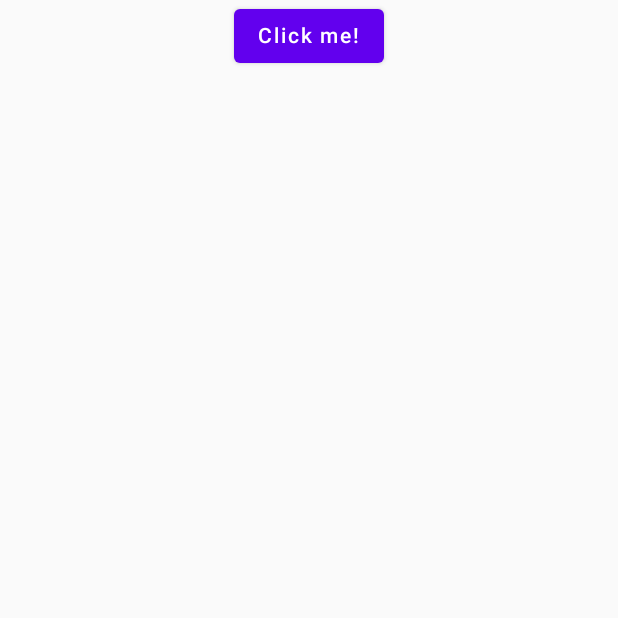
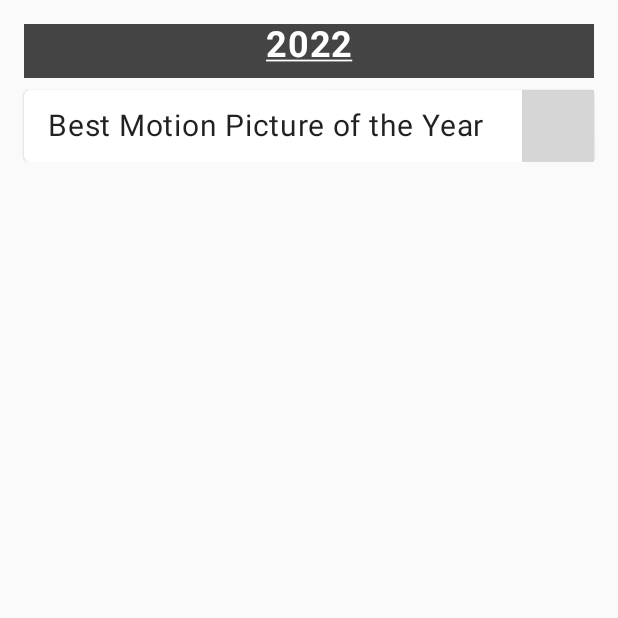
Before and after one commit to andydelso/aperture, an Android app built with Jetpack Compose: the screen it shows after launch (MainActivity), on a phone screen of 412 x 824 dp, the top half of it. Run offline under Robolectric (Android 15) with nearby library versions, the phone set to English and light mode, and no system bars; our stand-ins replace Compose Multiplatform resources; 1 statement that could not run was skipped; grey boxes are pictures that could not be loaded.

Commit message:
Add POC UI with needed backing classes

```diff
--- a/composeApp/src/androidMain/kotlin/App.kt
+++ b/composeApp/src/androidMain/kotlin/App.kt
@@ -1,8 +1,19 @@
 import androidx.compose.animation.AnimatedVisibility
+import androidx.compose.foundation.ExperimentalFoundationApi
 import androidx.compose.foundation.Image
+import androidx.compose.foundation.background
+import androidx.compose.foundation.layout.Arrangement
+import androidx.compose.foundation.layout.Box
 import androidx.compose.foundation.layout.Column
+import androidx.compose.foundation.layout.Row
 import androidx.compose.foundation.layout.fillMaxWidth
-import androidx.compose.material.Button
+import androidx.compose.foundation.layout.padding
+import androidx.compose.foundation.lazy.LazyColumn
+import androidx.compose.foundation.lazy.items
+import androidx.compose.foundation.selection.toggleable
+import androidx.compose.material.Card
+import androidx.compose.material.Checkbox
+import androidx.compose.material.IconToggleButton
 import androidx.compose.material.MaterialTheme
 import androidx.compose.material.Text
 import androidx.compose.runtime.Composable
@@ -12,25 +23,209 @@ import androidx.compose.runtime.remember
 import androidx.compose.runtime.setValue
 import androidx.compose.ui.Alignment
 import androidx.compose.ui.Modifier
+import androidx.compose.ui.graphics.Color
+import androidx.compose.ui.graphics.ColorFilter
+import androidx.compose.ui.semantics.Role
+import androidx.compose.ui.text.font.FontWeight
+import androidx.compose.ui.text.style.TextAlign
+import androidx.compose.ui.text.style.TextDecoration
+import androidx.compose.ui.unit.dp
+import androidx.compose.ui.unit.sp
+import com.ddaypunk.aperture.mockData
+import data.Award
+import data.Season
 import org.jetbrains.compose.resources.ExperimentalResourceApi
 import org.jetbrains.compose.resources.painterResource
 
-@OptIn(ExperimentalResourceApi::class)
 @Composable
 fun App() {
     MaterialTheme {
-        var showContent by remember { mutableStateOf(false) }
-        val greeting = remember { Greeting().greet() }
-        Column(Modifier.fillMaxWidth(), horizontalAlignment = Alignment.CenterHorizontally) {
-            Button(onClick = { showContent = !showContent }) {
-                Text("Click me!")
+        MainScreen(
+            state = MainScreenState(
+                seasons = mockData
+            )
+        )
+    }
+}
+
+data class MainScreenState(
+    val seasons: List<Season>
+)
+
+@OptIn(ExperimentalFoundationApi::class)
+@Composable
+private fun MainScreen(
+    state: MainScreenState
+) {
+    LazyColumn(
+        modifier = Modifier
+            .fillMaxWidth()
+            .padding(all = 16.dp),
+        verticalArrangement = Arrangement
+            .spacedBy(8.dp)
+    ) {
+        state.seasons.forEach { season: Season ->
+            stickyHeader {
+                SeasonHeader(
+                    state = SeasonHeaderState(
+                        title = season.year
+                    )
+                )
             }
-            AnimatedVisibility(showContent) {
-                Column(Modifier.fillMaxWidth(), horizontalAlignment = Alignment.CenterHorizontally) {
-                    Image(painterResource("compose-multiplatform.xml"), null)
-                    Text("Compose: $greeting")
+            items(season.awards) { award: Award ->
+                AwardCard(
+                    state = AwardCardState(
+                        award = award
+                    ),
+                    accessibility = AwardCardAccessibilityState(
+                        seasonYear = season.year
+                    )
+                )
+            }
+        }
+    }
+}
+
+data class SeasonHeaderState(
+    val title: Int
+)
+
+@Composable
+fun SeasonHeader(
+    state: SeasonHeaderState
+) {
+    Box(
+        modifier = Modifier
+            .fillMaxWidth()
+            .background(Color.DarkGray)
+    ) {
+        Text(
+            modifier = Modifier
+                .fillMaxWidth()
+                .padding(bottom = 8.dp),
+            text = state.title.toString(),
+            fontSize = 24.sp,
+            fontWeight = FontWeight.Bold,
+            textAlign = TextAlign.Center,
+            textDecoration = TextDecoration.Underline,
+            color = Color.White
+
+        )
+    }
+}
+
+data class AwardCardState(
+    val award: Award
+)
+
+data class AwardCardAccessibilityState(
+    val seasonYear: Int
+)
+
+@OptIn(ExperimentalResourceApi::class)
+@Composable
+fun AwardCard(
+    state: AwardCardState,
+    accessibility: AwardCardAccessibilityState
+) {
+    var showNominations by remember { mutableStateOf(false) }
+    Card {
+        Column {
+            Row(
+                modifier = Modifier
+                    .padding(start = 16.dp)
+                    .toggleable(
+                        value = showNominations,
+                        enabled = true,
+                        role = Role.DropdownList
+                    ) { rowExpanded ->
+                        showNominations = rowExpanded
+                    },
+                verticalAlignment = Alignment.CenterVertically,
+            ) {
+                Text(
+                    modifier = Modifier.weight(1f),
+                    text = state.award.category,
+                    fontSize = 20.sp
+                )
+                IconToggleButton(
+                    checked = showNominations,
+                    onCheckedChange = { showNominations = !showNominations },
+                    enabled = true
+                ) {
+                    if (showNominations) {
+                        Image(
+                            painter = painterResource("ic_expand_less_24.xml"),
+                            contentDescription = "${accessibility.seasonYear} ${state.award.category} show less"
+                        )
+                    } else {
+                        Image(
+                            painter = painterResource("ic_expand_more_24.xml"),
+                            contentDescription = "${accessibility.seasonYear} ${state.award.category} show more"
+                        )
+                    }
+                }
+            }
+
+            AnimatedVisibility(
+                visible = showNominations
+            ) {
+                Column {
+                    state.award.nominations.forEach { nominee ->
+                        Nominee(
+                            state = NomineeState(
+                                title = nominee.name,
+                                isWinner = nominee.won
+                            )
+                        )
+                    }
                 }
             }
         }
     }
 }
+data class NomineeState(
+    val title: String,
+    val isWinner: Boolean
+)
+
+@OptIn(ExperimentalResourceApi::class)
+@Composable
+fun Nominee(
+    state: NomineeState
+) {
+    // This will need to be in the ViewModel later
+    val checked = remember { mutableStateOf(false) }
+
+    Row(
+        verticalAlignment = Alignment.CenterVertically,
+        modifier = Modifier.toggleable(
+            value = checked.value,
+            enabled = true,
+            role = Role.Checkbox
+        ) { isChecked ->
+            checked.value = isChecked
+        }
+    ) {
+
+        Checkbox(
+            checked = checked.value,
+            enabled = true,
+            onCheckedChange = { isChecked ->
+                checked.value = isChecked
+            }
+        )
+        Text(
+            modifier = Modifier.weight(1f),
+            text = state.title, fontSize = 18.sp
+        )
+        if (state.isWinner) {
+            Image(
+                modifier = Modifier.padding(end = 16.dp),
+                painter = painterResource("ic_trophy_24.xml"),
+                contentDescription = "category winner",
+                colorFilter = ColorFilter.tint(Color.DarkGray)
+            )
+        }
+    }
+}
--- /dev/null
+++ b/composeApp/src/androidMain/kotlin/com/ddaypunk/aperture/AppMockData.kt
@@ -0,0 +1,99 @@
+package com.ddaypunk.aperture
+
+import data.Award
+import data.Nominee
+import data.Season
+
+val mockData = listOf(
+    Season(
+        year = 2022,
+        listOf(
+            Award(
+                category = "Best Motion Picture of the Year",
+                nominations = listOf(
+                    Nominee(
+                        name = "CODA",
+                        secondary = listOf(
+                            "Philippe Rousselet",
+                            "Fabrice Gianfermi",
+                            "Patrick Wachsberger"
+                        ),
+                        won = true,
+                        note = "CODA became the first movie produced by a streaming service to win Best Picture"
+                    ),
+                    Nominee(
+                        name = "Belfast",
+                        secondary = listOf(
+                            "Laura Berwick",
+                            "Kenneth Branagh",
+                            "Becca Kovacik",
+                            "Tamar Thomas"
+                        )
+                    ),
+                    Nominee(
+                        name = "Don't Look Up",
+                        secondary = listOf(
+                            "Adam McKay",
+                            "Kevin J. Messick"
+                        ),
+                    ),
+                    Nominee(
+                        name = "Drive My Car",
+                        secondary = listOf(
+                            "Teruhisa Yamamoto"
+                        ),
+                    ),
+                    Nominee(
+                        name = "Dune",
+                        secondary = listOf(
+                            "Mary Parent",
+                            "Denis Villeneuve",
+                            "Cale Boyter"
+                        ),
+                    ),
+                    Nominee(
+                        name = "King Richard",
+                        secondary = listOf(
+                            "Tim White",
+                            "Trevor White",
+                            "Will Smith"
+                        ),
+                    ),
+                    Nominee(
+                        name = "Licorice Pizza",
+                        secondary = listOf(
+                            "Sara Murphy",
+                            "Adam Somner",
+                            "Paul Thomas Anderson"
+                        ),
+                    ),
+                    Nominee(
+                        name = "Nightmare Alley",
+                        secondary = listOf(
+                            "Guillermo del Toro",
+                            "J. Miles Dale",
+                            "Bradley Cooper"
+                        ),
+                    ),
+                    Nominee(
+                        name = "The Power of the Dog",
+                        secondary = listOf(
+                            "Jane Campion",
+                            "Tanya Seghatchian",
+                            "Emile Sherman",
+                            "Iain Canning",
+                            "Roger Frappier"
+                        ),
+                    ),
+                    Nominee(
+                        name = "West Side Story",
+                        secondary = listOf(
+                            "Steven Spielberg",
+                            "Kristie Macosko Krieger"
+                        ),
+                    ),
+                ),
+            )
+        )
+    )
+)
--- a/composeApp/src/androidMain/kotlin/com/ddaypunk/aperture/MainActivity.kt
+++ b/composeApp/src/androidMain/kotlin/com/ddaypunk/aperture/MainActivity.kt
@@ -1,6 +1,7 @@
 package com.ddaypunk.aperture
 
 import App
+import MainScreenState
 import android.os.Bundle
 import androidx.activity.ComponentActivity
 import androidx.activity.compose.setContent
--- a/shared/build.gradle.kts
+++ b/shared/build.gradle.kts
@@ -35,8 +35,8 @@ kotlin {
         iosMain.dependencies {
             implementation(libs.sqldelight.driver.native)
         }
-        jvmMain.dependencies {
-            implementation(libs.sqldelight.driver.sqlite)
+        commonTest.dependencies {
+            implementation(kotlin("test"))
         }
     }
 }
--- /dev/null
+++ b/shared/src/commonMain/kotlin/data/Award.kt
@@ -0,0 +1,7 @@
+package data
+
+data class Award(
+    val id: Int? = null,
+    val category: String,
+    val nominations: List<Nominee>
+)
--- /dev/null
+++ b/shared/src/commonMain/kotlin/data/Nominee.kt
@@ -0,0 +1,20 @@
+package data
+
+data class Nominee(
+    val id: Int? = null,
+    val name: String,
+    val secondary: List<String>? = null,
+    val won: Boolean = false,
+    val note: String? = null,
+    val link: String? = null,
+    val type: NomineeType? = null
+)
+
+enum class NomineeType {
+    FILM,
+    SHORT,
+    DOCUMENTARY,
+    ACTOR,
+    DIRECTOR,
+    EDITOR
+}
--- /dev/null
+++ b/shared/src/commonMain/kotlin/data/Season.kt
@@ -0,0 +1,6 @@
+package data
+
+data class Season(
+    val year: Int,
+    val awards: List<Award>
+)
```
Also changed, not shown: composeApp/src/androidMain/resources/ic_chevron_right_24.xml (added, +9 -0 lines), composeApp/src/androidMain/resources/ic_expand_less_24.xml (added, +10 -0 lines), composeApp/src/androidMain/resources/ic_expand_more_24.xml (added, +10 -0 lines), composeApp/src/androidMain/resources/ic_trophy_24.xml (added, +10 -0 lines).
